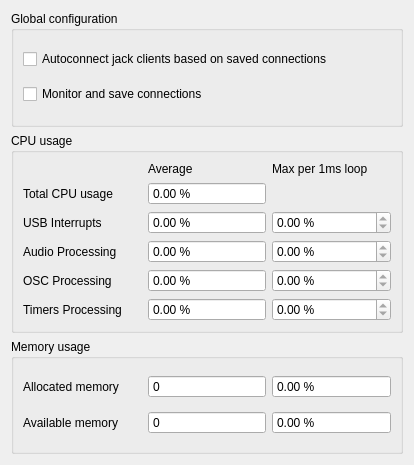
Before: the Qt Designer form damc_gui/GlobalConfigDialog.ui in amurzeau/damc, drawn with Qt 5.
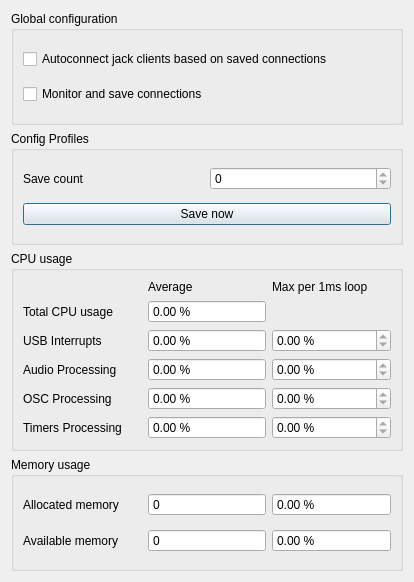
After: the same form once the commit is applied.

Commit message: damc_gui: add information about config saves

The edit to the form file:
```diff
--- a/damc_gui/GlobalConfigDialog.ui
+++ b/damc_gui/GlobalConfigDialog.ui
@@ -7,7 +7,7 @@
     <x>0</x>
     <y>0</y>
     <width>414</width>
-    <height>465</height>
+    <height>582</height>
    </rect>
   </property>
   <property name="windowTitle">
@@ -43,6 +43,39 @@
      </layout>
     </widget>
    </item>
+   <item>
+    <widget class="QGroupBox" name="configProfilesGroupBox">
+     <property name="title">
+      <string>Config Profiles</string>
+     </property>
+     <layout class="QGridLayout" name="gridLayout_3">
+      <item row="0" column="1">
+       <widget class="QSpinBox" name="saveCountSpinBox">
+        <property name="readOnly">
+         <bool>true</bool>
+        </property>
+        <property name="maximum">
+         <number>999999999</number>
+        </property>
+       </widget>
+      </item>
+      <item row="0" column="0">
+       <widget class="QLabel" name="saveCountLabel">
+        <property name="text">
+         <string>Save count</string>
+        </property>
+       </widget>
+      </item>
+      <item row="1" column="0" colspan="2">
+       <widget class="QPushButton" name="saveNowPushButton">
+        <property name="text">
+         <string>Save now</string>
+        </property>
+       </widget>
+      </item>
+     </layout>
+    </widget>
+   </item>
    <item>
     <widget class="QGroupBox" name="cpuUsageGroupBox">
      <property name="title">
```
The commit also changes 3 other files.
